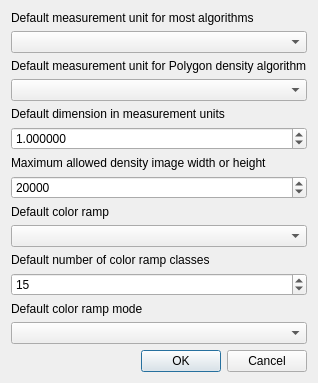
Above: ui/settings.ui from NationalSecurityAgency/qgis-densityanalysis-plugin before the change. Below: the same form after it.
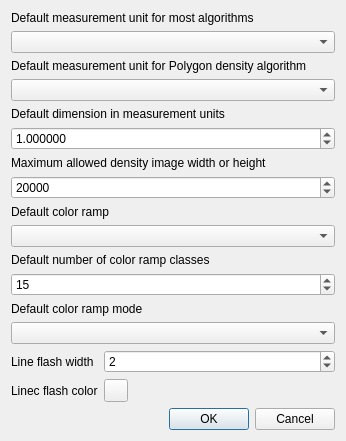
That is the form after the change. Custom widgets are drawn as their Qt base class.

Commit message: Add ability to set maker line color and width

Patch:
```diff
--- a/ui/settings.ui
+++ b/ui/settings.ui
@@ -6,8 +6,8 @@
    <rect>
     <x>0</x>
     <y>0</y>
-    <width>314</width>
-    <height>377</height>
+    <width>346</width>
+    <height>430</height>
    </rect>
   </property>
   <property name="windowTitle">
@@ -117,6 +117,48 @@
    <item>
     <widget class="QComboBox" name="colorRampModeComboBox"/>
    </item>
+   <item>
+    <layout class="QFormLayout" name="formLayout">
+     <item row="0" column="0">
+      <widget class="QLabel" name="label_8">
+       <property name="text">
+        <string>Line flash width</string>
+       </property>
+      </widget>
+     </item>
+     <item row="0" column="1">
+      <widget class="QSpinBox" name="lineFlashWidthSpinBox">
+       <property name="minimum">
+        <number>1</number>
+       </property>
+       <property name="maximum">
+        <number>32</number>
+       </property>
+       <property name="value">
+        <number>2</number>
+       </property>
+      </widget>
+     </item>
+     <item row="1" column="0">
+      <widget class="QLabel" name="label_9">
+       <property name="text">
+        <string>Linec flash color</string>
+       </property>
+      </widget>
+     </item>
+     <item row="1" column="1">
+      <widget class="QgsColorButton" name="lineFlashColorButton">
+       <property name="color">
+        <color>
+         <red>255</red>
+         <green>255</green>
+         <blue>0</blue>
+        </color>
+       </property>
+      </widget>
+     </item>
+    </layout>
+   </item>
    <item>
     <spacer name="verticalSpacer">
      <property name="orientation">
@@ -142,6 +184,13 @@
    </item>
   </layout>
  </widget>
+ <customwidgets>
+  <customwidget>
+   <class>QgsColorButton</class>
+   <extends>QToolButton</extends>
+   <header>qgscolorbutton.h</header>
+  </customwidget>
+ </customwidgets>
  <resources/>
  <connections>
   <connection>
```
The commit also changes 5 other files.
